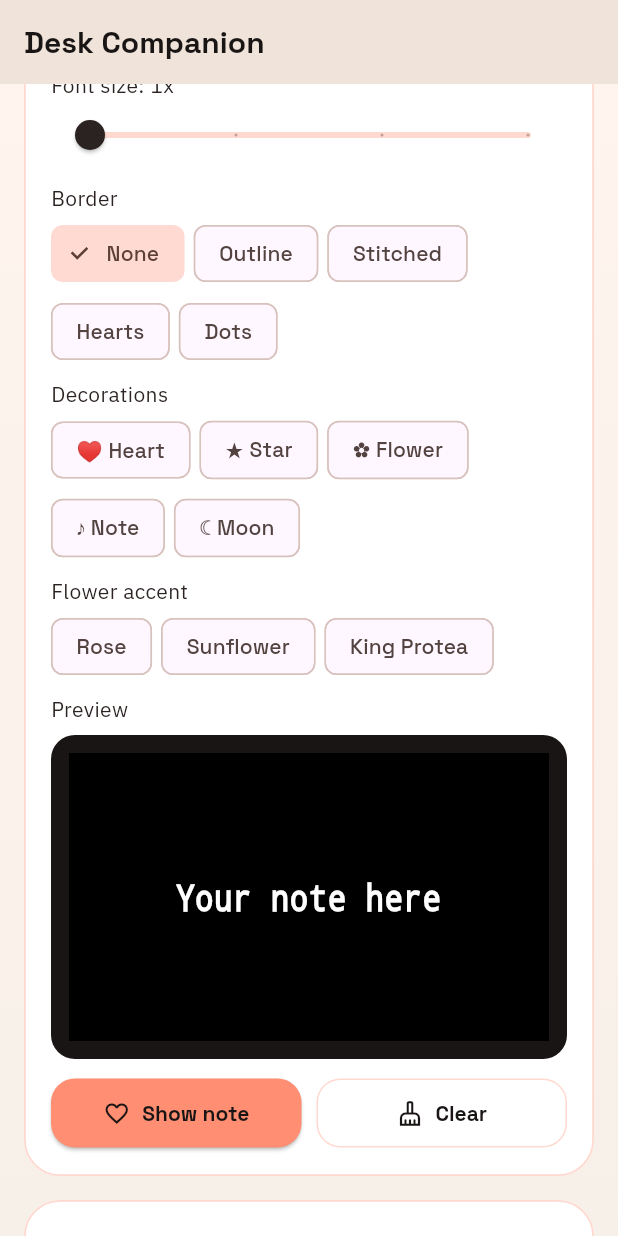
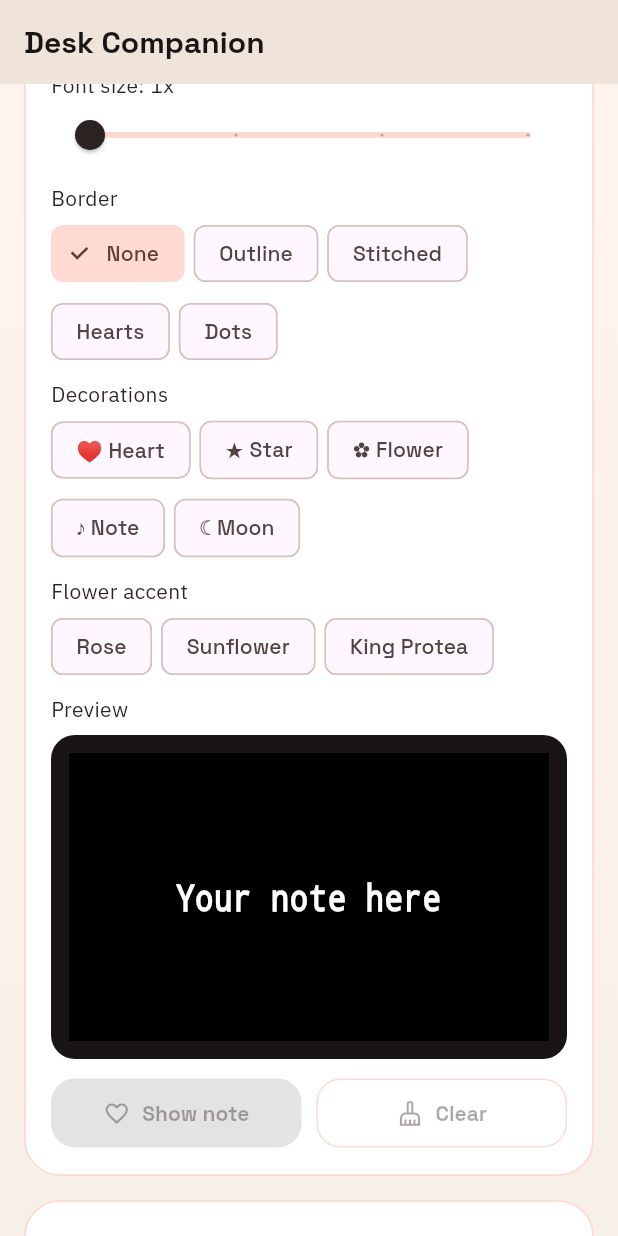
Before and after one commit to Predatuh/Desk-Companion, a Flutter app: the screen it shows after launch, scrolled down 1152 dp, on a phone screen of 412 x 824 dp. Run offline on Flutter 3.47's test engine with Material 3 defaults, Android fonts, the phone set to English and light mode, and no system bars; our stand-ins replace file_picker, flutter_blue_plus, google_fonts, shared_preferences.

Commit message:
Add explicit relay connect flow to app

```diff
--- a/lib/providers/desk_companion_controller.dart
+++ b/lib/providers/desk_companion_controller.dart
@@ -70,7 +70,7 @@ class DeskCompanionController extends ChangeNotifier {
   bool get isBleConnected => _bleState == CompanionBleState.connected;
   bool get hasRelayTarget =>
       _resolvedRelayUri != null && _deviceToken.trim().isNotEmpty;
-  bool get canControlDevice => isBleConnected || hasRelayTarget;
+  bool get canControlDevice => isBleConnected || _relayOnline;
 
   Uri? get _resolvedRelayUri {
     final sanitized = _sanitizeRelayBaseUrl(_relayBaseUrl);
--- a/lib/screens/desk_companion_studio_screen.dart
+++ b/lib/screens/desk_companion_studio_screen.dart
@@ -251,18 +251,22 @@ class _DeskCompanionStudioScreenState extends State<DeskCompanionStudioScreen> {
                                   ? null
                                   : controller.isBleConnected
                                       ? () => controller.disconnect()
-                                      : controller.canControlDevice
-                                          ? () => controller.refreshDeviceStatus()
+                                      : controller.hasRelayTarget
+                                          ? () => _connectRelay(controller)
                                           : null,
                               icon: Icon(
                                 controller.isBleConnected
                                     ? Icons.link_off
-                                    : Icons.refresh,
+                                    : controller.isRelayOnline
+                                        ? Icons.cloud_done_outlined
+                                        : Icons.cloud_sync_outlined,
                               ),
                               label: Text(
                                 controller.isBleConnected
                                     ? 'Disconnect'
-                                    : 'Refresh status',
+                                    : controller.isRelayOnline
+                                        ? 'Refresh relay'
+                                        : 'Connect relay',
                               ),
                             ),
                           ),
@@ -381,9 +385,17 @@ class _DeskCompanionStudioScreenState extends State<DeskCompanionStudioScreen> {
                             child: OutlinedButton.icon(
                               onPressed: controller.busy || !controller.hasRelayTarget
                                   ? null
-                                  : () => _checkRelayStatus(controller),
-                              icon: const Icon(Icons.cloud_sync_outlined),
-                              label: const Text('Check relay'),
+                                  : () => _connectRelay(controller),
+                              icon: Icon(
+                                controller.isRelayOnline
+                                    ? Icons.cloud_done_outlined
+                                    : Icons.cloud_sync_outlined,
+                              ),
+                              label: Text(
+                                controller.isRelayOnline
+                                    ? 'Refresh relay'
+                                    : 'Connect relay',
+                              ),
                             ),
                           ),
                           const SizedBox(width: 10),
@@ -556,7 +568,7 @@ class _DeskCompanionStudioScreenState extends State<DeskCompanionStudioScreen> {
                         children: [
                           Expanded(
                             child: ElevatedButton.icon(
-                              onPressed: controller.busy
+                              onPressed: controller.busy || !controller.canControlDevice
                                   ? null
                                   : () => _sendNote(controller),
                               icon: const Icon(Icons.favorite_border),
@@ -566,7 +578,7 @@ class _DeskCompanionStudioScreenState extends State<DeskCompanionStudioScreen> {
                           const SizedBox(width: 10),
                           Expanded(
                             child: OutlinedButton.icon(
-                              onPressed: controller.busy
+                              onPressed: controller.busy || !controller.canControlDevice
                                   ? null
                                   : () => _perform(
                                         () => controller.clearDisplay(),
@@ -609,7 +621,7 @@ class _DeskCompanionStudioScreenState extends State<DeskCompanionStudioScreen> {
                       SizedBox(
                         width: double.infinity,
                         child: ElevatedButton.icon(
-                          onPressed: controller.busy
+                          onPressed: controller.busy || !controller.canControlDevice
                               ? null
                               : () => _sendBanner(controller),
                           icon: const Icon(Icons.view_carousel_outlined),
@@ -653,7 +665,7 @@ class _DeskCompanionStudioScreenState extends State<DeskCompanionStudioScreen> {
                       SizedBox(
                         width: double.infinity,
                         child: ElevatedButton.icon(
-                          onPressed: controller.busy
+                          onPressed: controller.busy || !controller.canControlDevice
                               ? null
                               : () => _perform(
                                     () => controller.sendFlower(
@@ -702,7 +714,7 @@ class _DeskCompanionStudioScreenState extends State<DeskCompanionStudioScreen> {
                       SizedBox(
                         width: double.infinity,
                         child: ElevatedButton.icon(
-                          onPressed: controller.busy
+                          onPressed: controller.busy || !controller.canControlDevice
                               ? null
                               : () => _sendExpression(controller),
                           icon: const Icon(Icons.face_retouching_natural),
@@ -821,7 +833,7 @@ class _DeskCompanionStudioScreenState extends State<DeskCompanionStudioScreen> {
                           const SizedBox(width: 10),
                           Expanded(
                             child: ElevatedButton.icon(
-                              onPressed: controller.busy
+                              onPressed: controller.busy || !controller.canControlDevice
                                   ? null
                                   : () => _sendCanvas(controller),
                               icon: const Icon(Icons.draw_outlined),
@@ -906,7 +918,9 @@ class _DeskCompanionStudioScreenState extends State<DeskCompanionStudioScreen> {
                           Expanded(
                             child: ElevatedButton.icon(
                               onPressed:
-                                  controller.busy || _selectedImage == null
+                                  controller.busy ||
+                                          _selectedImage == null ||
+                                          !controller.canControlDevice
                                       ? null
                                       : () => _sendImage(controller),
                               icon: const Icon(Icons.send_outlined),
@@ -1064,13 +1078,17 @@ class _DeskCompanionStudioScreenState extends State<DeskCompanionStudioScreen> {
     );
   }
 
-  Future<void> _checkRelayStatus(DeskCompanionController controller) async {
+  Future<void> _connectRelay(DeskCompanionController controller) async {
     try {
       final ok = await controller.refreshDeviceStatus();
       if (!mounted) {
         return;
       }
-      _showMessage(ok ? 'Relay status refreshed.' : 'No relay status available yet.');
+      _showMessage(
+        ok
+            ? 'Relay connected. Remote sending is ready.'
+            : 'Device is not connected through the relay right now.',
+      );
     } catch (error) {
       if (!mounted) {
         return;
@@ -1202,9 +1220,9 @@ class _DeskCompanionStudioScreenState extends State<DeskCompanionStudioScreen> {
       return 'Relay: not configured';
     }
     if (!controller.relayStatusKnown) {
-      return 'Relay: configured';
-    }
-    return controller.isRelayOnline ? 'Relay: online' : 'Relay: waiting';
+      return 'Relay: ready to connect';
+    }
+    return controller.isRelayOnline ? 'Relay: connected' : 'Relay: not connected';
   }
 
   String _relayStatusText(DeskCompanionController controller) {
@@ -1215,7 +1233,7 @@ class _DeskCompanionStudioScreenState extends State<DeskCompanionStudioScreen> {
     if (lastSeenAt == null) {
       return controller.isBleConnected
           ? 'Relay is configured. Remote sends will use it when BLE is not available.'
-          : 'Relay is configured. Refresh status to confirm the device is checking in.';
+          : 'Relay is configured. Press Connect relay to verify the device is online.';
     }
 
     final age = DateTime.now().difference(lastSeenAt);
```
Also changed, not shown: 1 other file.
